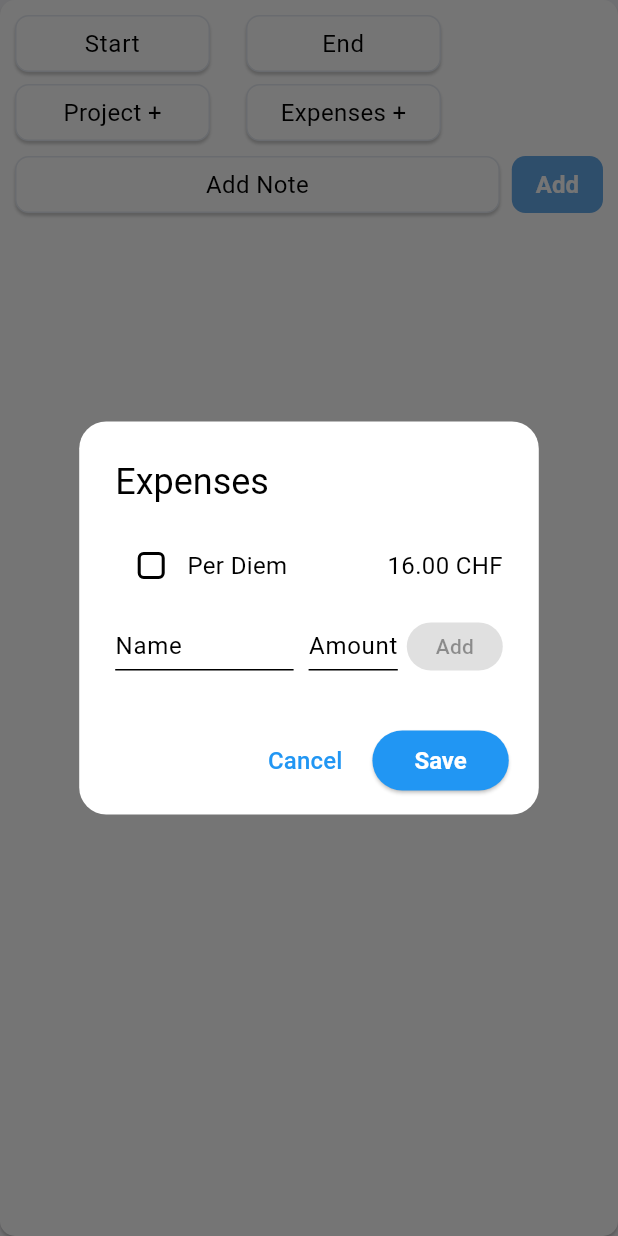
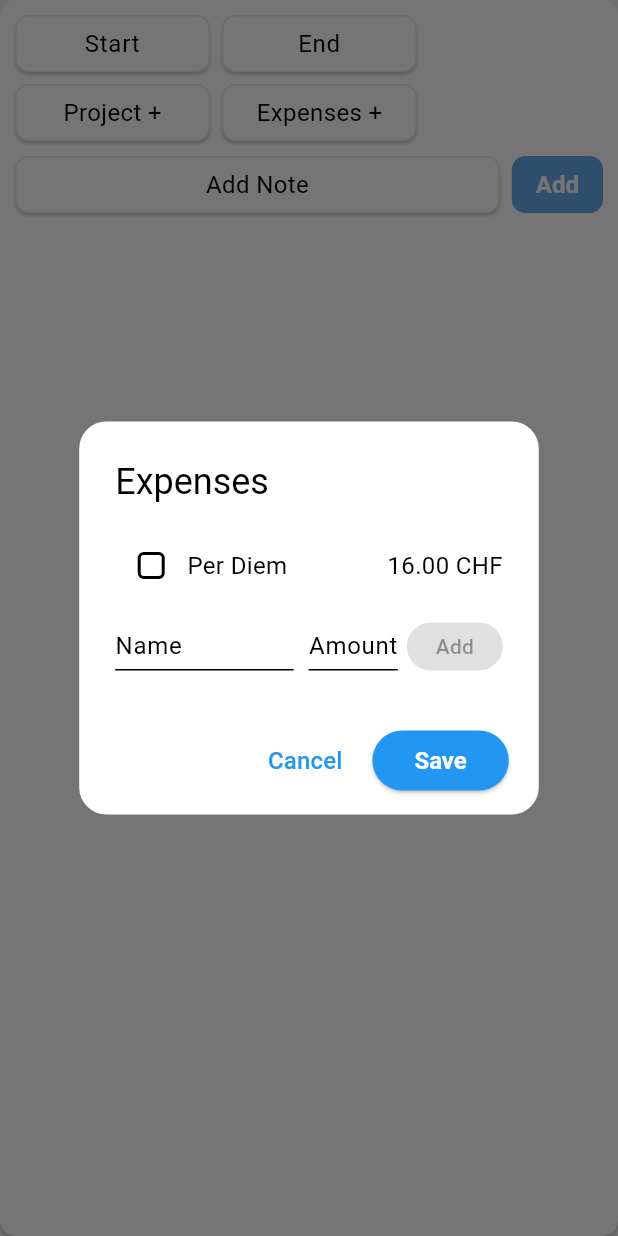
Before and after one commit to alexstark3/starktrack-web-app, a Flutter app: the TimeEntryCard widget shown alone on an empty page, opened directly with empty values, after a tap on "Expenses +", on a phone screen of 412 x 824 dp. Run offline on Flutter 3.47's test engine with Material 3 defaults, Android fonts, the phone set to English and light mode, and no system bars; our stand-ins replace cloud_firestore, diacritic, firebase_auth, firebase_core, flutter_switch, shared_preferences; accounts and stored records are empty.

Commit message:
fields allign v1.3

```diff
--- a/lib/screens/modules/time_tracker/time_entry_card.dart
+++ b/lib/screens/modules/time_tracker/time_entry_card.dart
@@ -75,7 +75,7 @@ class _TimeEntryCardState extends State<TimeEntryCard>
     if (widget.projects.isEmpty) return;
     final res = await showDialog<String>(
       context: context,
-      useRootNavigator: false,                         // <— FIX
+      useRootNavigator: false,            // keep within same navigator tree
       builder: (_) => SimpleDialog(
         title: const Text('Select Project'),
         children: widget.projects
@@ -93,7 +93,7 @@ class _TimeEntryCardState extends State<TimeEntryCard>
     final ctrl = TextEditingController(text: _note ?? '');
     final res = await showDialog<String>(
       context: context,
-      useRootNavigator: false,                         // <— FIX
+      useRootNavigator: false,
       builder: (_) => AlertDialog(
         title: const Text('Note'),
         content: TextField(controller: ctrl, maxLines: 3),
@@ -137,7 +137,7 @@ class _TimeEntryCardState extends State<TimeEntryCard>
 
     await showDialog(
       context: context,
-      useRootNavigator: false,                         // <— FIX
+      useRootNavigator: false,
       barrierDismissible: false,
       builder: (_) => StatefulBuilder(
         builder: (context, setStateDialog) {
@@ -417,7 +417,7 @@ class _TimeEntryCardState extends State<TimeEntryCard>
         'end': end,
         'duration_minutes': mins,
         'project': _project ?? '',
-        'projectId': _project ?? '',   // NEW FIELD FOR FILTERING
+        'projectId': _project ?? '',
         'note': _note ?? '',
         'expenses': _expenses,
         'createdAt': FieldValue.serverTimestamp(),
@@ -559,20 +559,25 @@ class _TimeEntryCardState extends State<TimeEntryCard>
             child: Column(
               crossAxisAlignment: CrossAxisAlignment.start,
               children: [
+                // ------------- FIELDS -------------
                 Wrap(
                   spacing: kFieldSpacing,
                   runSpacing: kFieldSpacing,
                   children: [
                     timeBox(_startController, 'Start'),
-                    const SizedBox(width: kFieldSpacing),
                     timeBox(_endController, 'End'),
-                    const SizedBox(width: kFieldSpacing),
                     selector(_project ?? 'Project +', _showProjectPopup),
-                    const SizedBox(width: kFieldSpacing),
-                    selector(_expenses.containsKey('Per diem') ? 'Per Diem' : 'Expenses +', _showExpensePopup),
+                    selector(
+                      _expenses.containsKey('Per diem')
+                          ? 'Per Diem'
+                          : 'Expenses +',
+                      _showExpensePopup,
+                    ),
                   ],
                 ),
                 const SizedBox(height: 10),
+
+                // ----------- NOTE + ADD -----------
                 Row(
                   children: [
                     Expanded(
--- a/lib/widgets/company/company_side_menu.dart
+++ b/lib/widgets/company/company_side_menu.dart
@@ -25,7 +25,7 @@ class CompanySideMenu extends StatelessWidget {
     required this.menuItems,
     this.compact = false,
     this.showBrand = true,
-    this.version = 'Stark Track v1.2b', // <-- Default is empty
+    this.version = 'Stark Track v1.3b', // <-- Default is empty
   });
 
   @override
```
